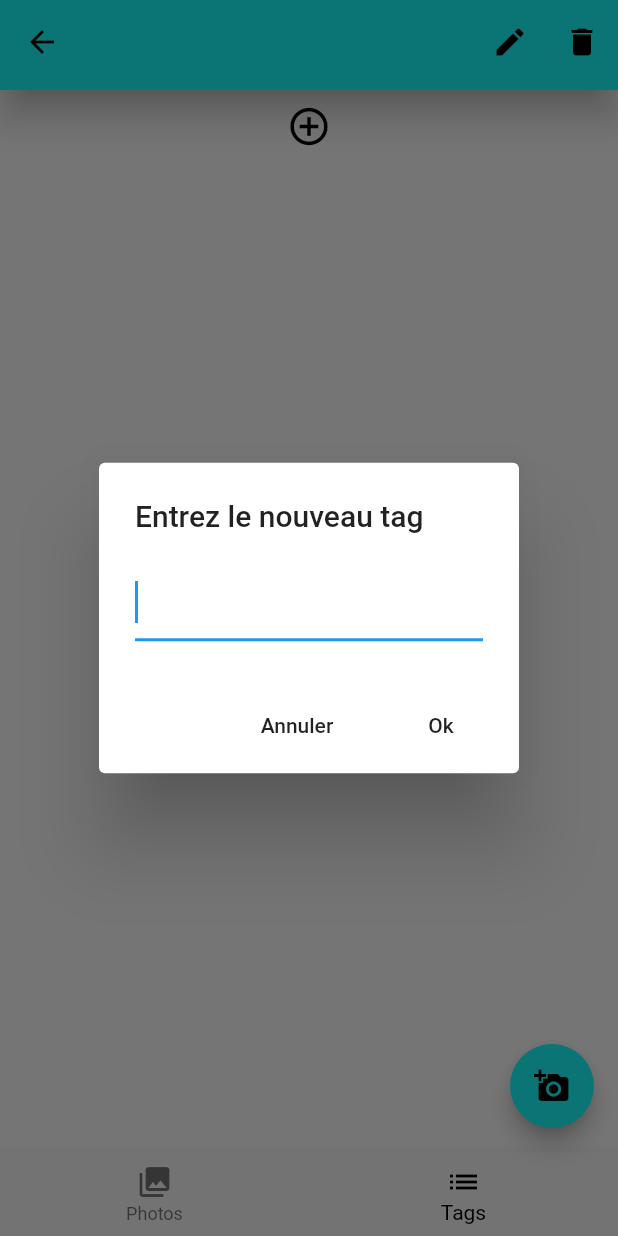
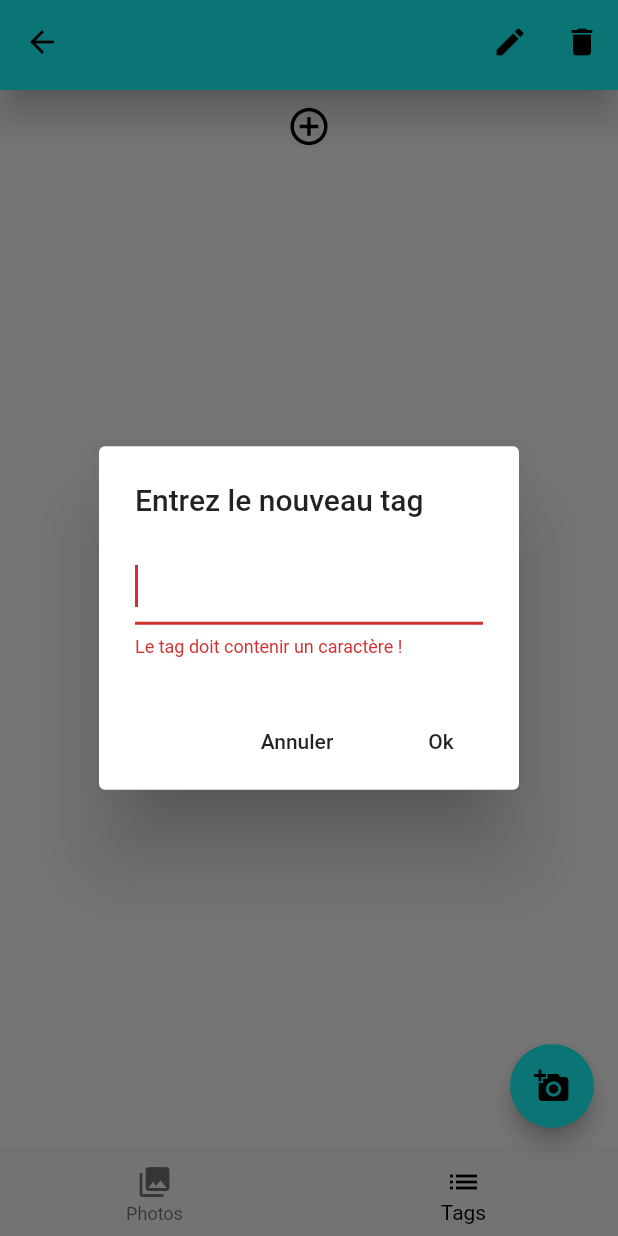
Before and after one commit to martingarnier/galerie_app, a Flutter app: the PageCollection screen opened directly, item 2 of the bottom bar chosen, after a tap on the "add circle outline" icon, on a phone screen of 412 x 824 dp. Run offline on Flutter 3.47's test engine with Material 2 defaults, Android fonts, the phone set to English and light mode, and no system bars; our stand-ins replace image_picker, photo_view, sqflite; missing offline and left inert: filter_list; accounts and stored records are empty.

Commit message:
Ajout des erreurs dans l'alert d'ajout de tag

```diff
--- a/lib/models/model_photo.dart
+++ b/lib/models/model_photo.dart
@@ -8,17 +8,23 @@ class Photo extends ChangeNotifier{
   int _idCollection;
   File _image;
   String _description = "";
+  DateTime _dateTime;
 
   int get idPhoto => _idPhoto;
   int get idCollection => _idCollection;
   File get image => _image;
   String get description => _description;
+  DateTime get dateTime => _dateTime;
 
   Photo(this._idPhoto, this._idCollection, this._image);
 
   void setDescription(String d){
     _description = d;
     DBProvider.db.updatePhoto(this);
+  }
+
+  void setDateTime(DateTime d){
+    _dateTime = d;
   }
 
   Map<String, dynamic> toMap(){
--- /dev/null
+++ b/lib/pages/page_collection/alert_ajouter_tag.dart
@@ -0,0 +1,72 @@
+import 'package:flutter/cupertino.dart';
+import 'package:flutter/material.dart';
+import 'package:galerieapp/database.dart';
+import 'package:galerieapp/models/model_collection.dart';
+import 'package:galerieapp/models/model_galerie.dart';
+import 'package:galerieapp/models/model_recherche.dart';
+import 'package:provider/provider.dart';
+
+class AlertAjouterTag extends StatefulWidget{
+
+  final BuildContext contextCollection;
+
+  AlertAjouterTag(this.contextCollection);
+
+  @override
+  State<StatefulWidget> createState() => AlertAjouterTagState(contextCollection);
+}
+
+
+
+class AlertAjouterTagState extends State<AlertAjouterTag>{
+
+  String nouveauTag = "";
+  final BuildContext contextCollection;
+  Collection c;
+  String error = "Le tag doit contenir un caractère !";
+
+  AlertAjouterTagState(this.contextCollection);
+
+  @override
+  Widget build(BuildContext context) {
+
+    c = Provider.of<Collection>(contextCollection, listen: false);
+
+    return AlertDialog(
+      title: Text("Entrez le nouveau tag"),
+      content: TextField(
+        onChanged: (value) {
+          nouveauTag = value;
+          setState(() {
+            if(nouveauTag == "") error = "Le tag doit contenir un caractère !";
+            else if(c.tags.contains(nouveauTag)) error = "Cette collection possède déjà ce tag !";
+            else error = "";
+          });
+        },
+        autofocus: true,
+        decoration: InputDecoration(
+          errorText: error,
+        ),
+      ),
+      actions: <Widget>[
+        FlatButton(
+          child: Text("Annuler"),
+          onPressed: () => Navigator.pop(context),
+        ),
+        FlatButton(
+          child: Text("Ok"),
+          onPressed: (){
+            if(error == ""){
+              c.ajouterTag(nouveauTag);
+              DBProvider.db.insererTagCollection(nouveauTag, c.idCollection);
+
+              Provider.of<Galerie>(context, listen: false).ajouterTag(nouveauTag);
+              Provider.of<Recherche>(context, listen: false).updateTags(context);
+              Navigator.pop(context);
+            }
+          },
+        )
+      ],
+    );
+  }
+}
--- a/lib/pages/page_collection/page_collection.dart
+++ b/lib/pages/page_collection/page_collection.dart
@@ -7,6 +7,7 @@ import 'package:galerieapp/models/model_collection.dart';
 import 'package:galerieapp/models/model_galerie.dart';
 import 'package:galerieapp/models/model_photo.dart';
 import 'package:galerieapp/models/model_recherche.dart';
+import 'package:galerieapp/pages/page_collection/alert_ajouter_tag.dart';
 import 'package:galerieapp/pages/page_collection/boite_photo.dart';
 import 'package:provider/provider.dart';
 import 'package:image_picker/image_picker.dart';
@@ -90,10 +91,6 @@ class PageCollectionState extends State<PageCollection>{
           onPressed: () async {
             ImagePicker _picker = ImagePicker();
             PickedFile image = await _picker.getImage(source: ImageSource.gallery);
-            print(image.path);
-
-            //await ImagePicker.pickImage(source: ImageSource.gallery)
-
             Photo p = new Photo(await DBProvider.db.getNextIdPhoto(), c.idCollection, File(image.path));
             if (p.image != null) {
               c.ajouter(p);
@@ -186,37 +183,9 @@ class PageCollectionState extends State<PageCollection>{
   }
 
   void alertAjouterTag(BuildContext context){
-    String nouveauTag = "";
-
     showDialog(context: context,
       builder: (context) {
-        return AlertDialog(
-          title: Text("Entrez le nouveau tag"),
-          content: TextField(
-            onChanged: (value) => nouveauTag = value,
-            autofocus: true,
-          ),
-          actions: <Widget>[
-            FlatButton(
-              child: Text("Annuler"),
-              onPressed: () => Navigator.pop(context),
-            ),
-            FlatButton(
-              child: Text("Ok"),
-              onPressed: (){
-                if(nouveauTag != ""){
-                  Collection c = Provider.of<Collection>(contextCollection, listen: false);
-                  c.ajouterTag(nouveauTag);
-                  DBProvider.db.insererTagCollection(nouveauTag, c.idCollection);
-
-                  Provider.of<Galerie>(contextCollection, listen: false).ajouterTag(nouveauTag);
-                  recherche.updateTags(context);
-                  Navigator.pop(context);
-                }
-              },
-            )
-          ],
-        );
+        return AlertAjouterTag(contextCollection);
       },
     );
   }
--- a/lib/pages/page_photo/page_photo.dart
+++ b/lib/pages/page_photo/page_photo.dart
@@ -33,6 +33,7 @@ class PhotoState extends State<PagePhoto> {
       value: image,
       builder: (context, child) {
         return Scaffold(
+          resizeToAvoidBottomInset: false,
           appBar: AppBar(
             backgroundColor: Colors.transparent,
             elevation: 0.0,
@@ -74,7 +75,7 @@ class PhotoState extends State<PagePhoto> {
                     Opacity(
                       opacity: opacity,
                       child: Container(
-                        color: Colors.black12.withOpacity(0.3),
+                        color: Colors.black12.withOpacity(0.5),
                         child: SingleChildScrollView(
                           scrollDirection: Axis.vertical, //.horizontal
                           child: Consumer<Photo>(
```
